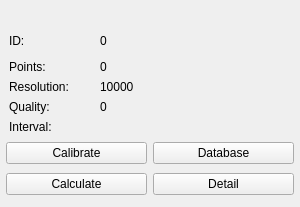
AndreasFMueller/AstroPhotography, file gui/snowgui/icegui/calibrationwidget.ui: the form before one commit.
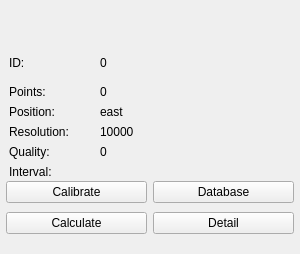
The form after the commit. Custom widgets are drawn as their Qt base class.

Commit message: various fixes related to east/west

Patch:
```diff
--- a/gui/snowgui/icegui/calibrationwidget.ui
+++ b/gui/snowgui/icegui/calibrationwidget.ui
@@ -7,7 +7,7 @@
     <x>0</x>
     <y>0</y>
     <width>300</width>
-    <height>207</height>
+    <height>254</height>
    </rect>
   </property>
   <property name="minimumSize">
@@ -43,7 +43,7 @@
      <property name="minimumSize">
       <size>
        <width>0</width>
-       <height>125</height>
+       <height>150</height>
       </size>
      </property>
      <property name="maximumSize">
@@ -53,27 +53,6 @@
       </size>
      </property>
      <layout class="QGridLayout" name="gridLayout">
-      <item row="2" column="1">
-       <widget class="QLabel" name="resolutionField">
-        <property name="text">
-         <string>10000</string>
-        </property>
-       </widget>
-      </item>
-      <item row="1" column="0">
-       <widget class="QLabel" name="numberLabel">
-        <property name="text">
-         <string>Points:</string>
-        </property>
-       </widget>
-      </item>
-      <item row="1" column="1">
-       <widget class="QLabel" name="numberField">
-        <property name="text">
-         <string>0</string>
-        </property>
-       </widget>
-      </item>
       <item row="0" column="2">
        <widget class="snowgui::CalibrationDisplayWidget" name="calibrationdisplayWidget" native="true">
         <property name="minimumSize">
@@ -90,20 +69,6 @@
         </property>
        </widget>
       </item>
-      <item row="0" column="0">
-       <widget class="QLabel" name="calibrationIDLabel">
-        <property name="text">
-         <string>ID:</string>
-        </property>
-       </widget>
-      </item>
-      <item row="3" column="1">
-       <widget class="QLabel" name="qualityField">
-        <property name="text">
-         <string>0</string>
-        </property>
-       </widget>
-      </item>
       <item row="0" column="1">
        <widget class="QLabel" name="calibrationIDField">
         <property name="text">
@@ -114,31 +79,80 @@
         </property>
        </widget>
       </item>
-      <item row="2" column="0">
+      <item row="5" column="1">
+       <widget class="QLabel" name="intervalField">
+        <property name="text">
+         <string/>
+        </property>
+       </widget>
+      </item>
+      <item row="5" column="0">
+       <widget class="QLabel" name="intervalLabel">
+        <property name="text">
+         <string>Interval:</string>
+        </property>
+       </widget>
+      </item>
+      <item row="1" column="1">
+       <widget class="QLabel" name="numberField">
+        <property name="text">
+         <string>0</string>
+        </property>
+       </widget>
+      </item>
+      <item row="3" column="0">
        <widget class="QLabel" name="resolutionLabel">
         <property name="text">
          <string>Resolution:</string>
         </property>
        </widget>
       </item>
-      <item row="3" column="0">
+      <item row="4" column="1">
+       <widget class="QLabel" name="qualityField">
+        <property name="text">
+         <string>0</string>
+        </property>
+       </widget>
+      </item>
+      <item row="4" column="0">
        <widget class="QLabel" name="qualityLabel">
         <property name="text">
          <string>Quality:</string>
         </property>
        </widget>
       </item>
-      <item row="4" column="0">
-       <widget class="QLabel" name="intervalLabel">
+      <item row="3" column="1">
+       <widget class="QLabel" name="resolutionField">
         <property name="text">
-         <string>Interval:</string>
+         <string>10000</string>
         </property>
        </widget>
       </item>
-      <item row="4" column="1">
-       <widget class="QLabel" name="intervalField">
+      <item row="0" column="0">
+       <widget class="QLabel" name="calibrationIDLabel">
         <property name="text">
-         <string/>
+         <string>ID:</string>
+        </property>
+       </widget>
+      </item>
+      <item row="1" column="0">
+       <widget class="QLabel" name="numberLabel">
+        <property name="text">
+         <string>Points:</string>
+        </property>
+       </widget>
+      </item>
+      <item row="2" column="0">
+       <widget class="QLabel" name="positionLabel">
+        <property name="text">
+         <string>Position:</string>
+        </property>
+       </widget>
+      </item>
+      <item row="2" column="1">
+       <widget class="QLabel" name="positionField">
+        <property name="text">
+         <string>east</string>
         </property>
        </widget>
       </item>
```
The commit also changes 37 other files.
